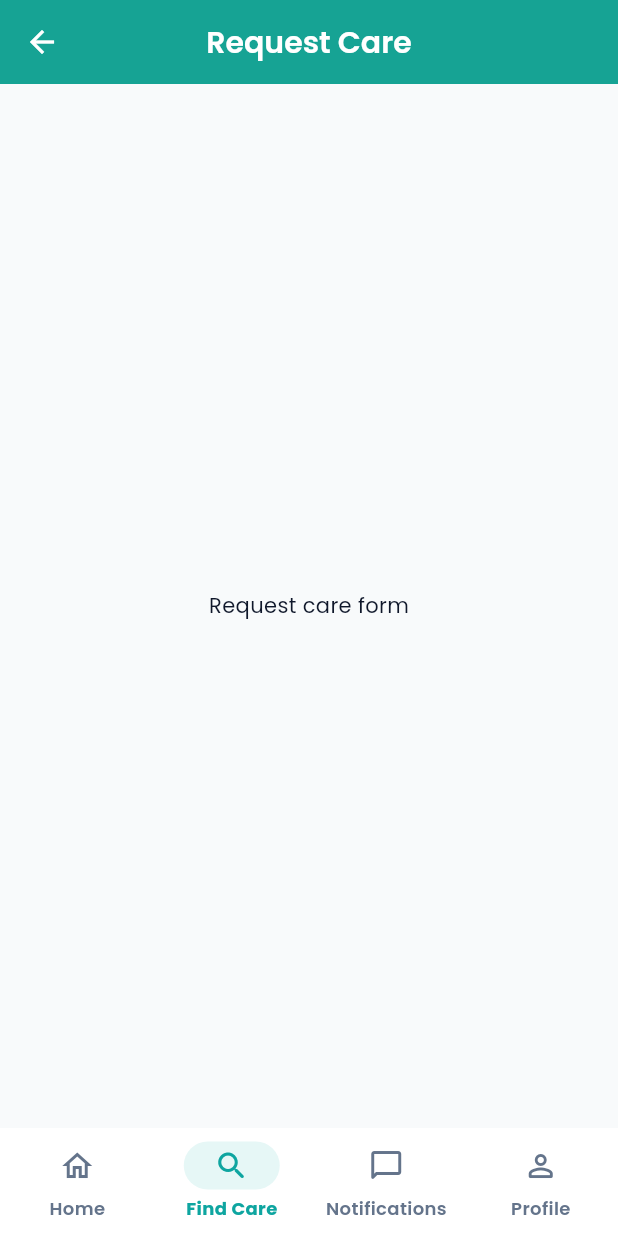
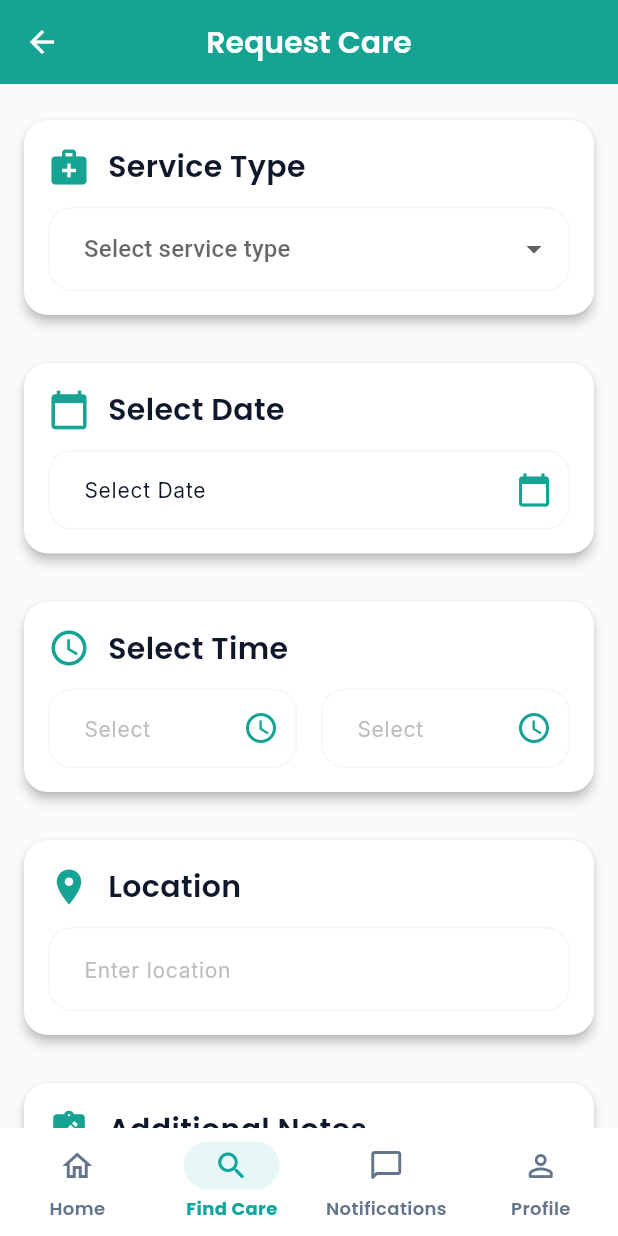
Before and after one commit to FateOrByDesign/CarenestApp, a Flutter app: the RequestCarePage screen opened by its route, on a phone screen of 412 x 824 dp. Run offline on Flutter 3.47's test engine with Material 3 defaults, Android fonts, the phone set to English and light mode, and no system bars; our stand-ins replace file_picker, google_fonts, image_picker, shared_preferences, supabase_flutter; missing offline and left inert: carenest_mobile; accounts and stored records are empty.

Commit message:
feat: build request care form with cards, validation, and submit
Add buildCard helper, submitRequest with field validation, and
full form layout with service type dropdown, date/time pickers,
location input, notes field, and request button.

```diff
--- a/Carenest_Frontend/carenest_mobile/lib/screens/patient/request_caregiver.dart
+++ b/Carenest_Frontend/carenest_mobile/lib/screens/patient/request_caregiver.dart
@@ -75,10 +75,62 @@ class _RequestCarePageState extends State<RequestCarePage> {
     );
   }
 
+  //Submit request
+  void submitRequest() {
+    if (serviceType == null ||
+        selectedDate == null ||
+        startTime == null ||
+        endTime == null ||
+        locationController.text.isEmpty) {
+      ScaffoldMessenger.of(context).showSnackBar(
+        const SnackBar(content: Text('Please fill all required fields')),
+      );
+      return;
+    }
+
+    // Placeholder for API call
+    ScaffoldMessenger.of(
+      context,
+    ).showSnackBar(const SnackBar(content: Text('Request submitted!')));
+  }
+
+  Widget buildCard({
+    required IconData icon,
+    required String title,
+    required Widget child,
+  }) {
+    return Card(
+      color: AppTheme.surface,
+      shape: RoundedRectangleBorder(borderRadius: BorderRadius.circular(16)),
+      elevation: 3,
+      margin: const EdgeInsets.symmetric(vertical: 8),
+      child: Padding(
+        padding: const EdgeInsets.all(16),
+        child: Column(
+          crossAxisAlignment: CrossAxisAlignment.start,
+          children: [
+            Row(
+              children: [
+                Icon(icon, color: AppTheme.primary, size: 28),
+                const SizedBox(width: 12),
+                Text(title, style: AppTheme.headingMedium),
+              ],
+            ),
+            const SizedBox(height: 12),
+            child,
+          ],
+        ),
+      ),
+    );
+  }
+
   @override
   Widget build(BuildContext context) {
     return Scaffold(
       backgroundColor: AppTheme.background,
+
+      //currentIndex: CareReceiverNavigationBarMobile.findCareIndex,
+      //child: Scaffold(
       appBar: AppBar(
         backgroundColor: AppTheme.primary,
         elevation: 0,
@@ -92,7 +144,122 @@ class _RequestCarePageState extends State<RequestCarePage> {
           onPressed: () => Navigator.pop(context),
         ),
       ),
-      body: const Center(child: Text('Request care form')),
+
+      body: SingleChildScrollView(
+        padding: const EdgeInsets.all(16),
+        child: Column(
+          children: [
+            // Service Type
+            buildCard(
+              icon: Icons.medical_services,
+              title: 'Service Type',
+              child: DropdownButtonFormField<String>(
+                value: serviceType,
+                hint: const Text('Select service type'),
+                items: serviceTypes
+                    .map(
+                      (service) => DropdownMenuItem(
+                        value: service,
+                        child: Text(service),
+                      ),
+                    )
+                    .toList(),
+                onChanged: (value) => setState(() => serviceType = value),
+                decoration: const InputDecoration(hintText: 'Select status'),
+              ),
+            ),
+            const SizedBox(height: 16),
+
+            //Date
+            buildCard(
+              icon: Icons.calendar_today,
+              title: 'Select Date',
+              child: buildDateTimeField(
+                label: 'Select Date',
+                value: selectedDate == null
+                    ? 'Select Date'
+                    : '${selectedDate!.day}/${selectedDate!.month}/${selectedDate!.year}',
+                icon: Icons.calendar_today,
+                onTap: pickDate,
+              ),
+            ),
+            const SizedBox(height: 16),
+
+            //Time
+            buildCard(
+              icon: Icons.access_time,
+              title: 'Select Time',
+              child: Row(
+                children: [
+                  Expanded(
+                    child: buildDateTimeField(
+                      label: 'Start Time',
+                      value: startTime == null
+                          ? ''
+                          : startTime!.format(context),
+                      onTap: pickStartTime,
+                      icon: Icons.access_time,
+                    ),
+                  ),
+                  const SizedBox(width: 16),
+                  Expanded(
+                    child: buildDateTimeField(
+                      label: 'End Time',
+                      value: endTime == null ? '' : endTime!.format(context),
+                      onTap: pickEndTime,
+                      icon: Icons.access_time,
+                    ),
+                  ),
+                ],
+              ),
+            ),
+            const SizedBox(height: 16),
+
+            // Location Card
+            buildCard(
+              icon: Icons.location_on,
+              title: 'Location',
+              //child: Column(
+              child: TextFormField(
+                controller: locationController,
+                decoration: const InputDecoration(hintText: 'Enter location'),
+              ),
+            ),
+
+            const SizedBox(height: 16),
+
+            // Notes Card
+            buildCard(
+              icon: Icons.note_alt,
+              title: 'Additional Notes',
+              child: TextFormField(
+                controller: notesController,
+                maxLines: 5,
+                decoration: const InputDecoration(
+                  hintText: 'Enter additional notes',
+                ),
+              ),
+            ),
+            const SizedBox(height: 30),
+
+            // Request Care Button
+            SizedBox(
+              width: double.infinity,
+              height: 50,
+              child: ElevatedButton(
+                style: ElevatedButton.styleFrom(
+                  backgroundColor: AppTheme.primary,
+                ),
+                onPressed: submitRequest,
+                child: const Text('Request'),
+              ),
+            ),
+            const SizedBox(height: 16),
+          ],
+        ),
+      ),
+
+      //New navigation bar
       bottomNavigationBar: const CareReceiverNavigationBarMobile(
         currentIndex: 1,
       ),
```
